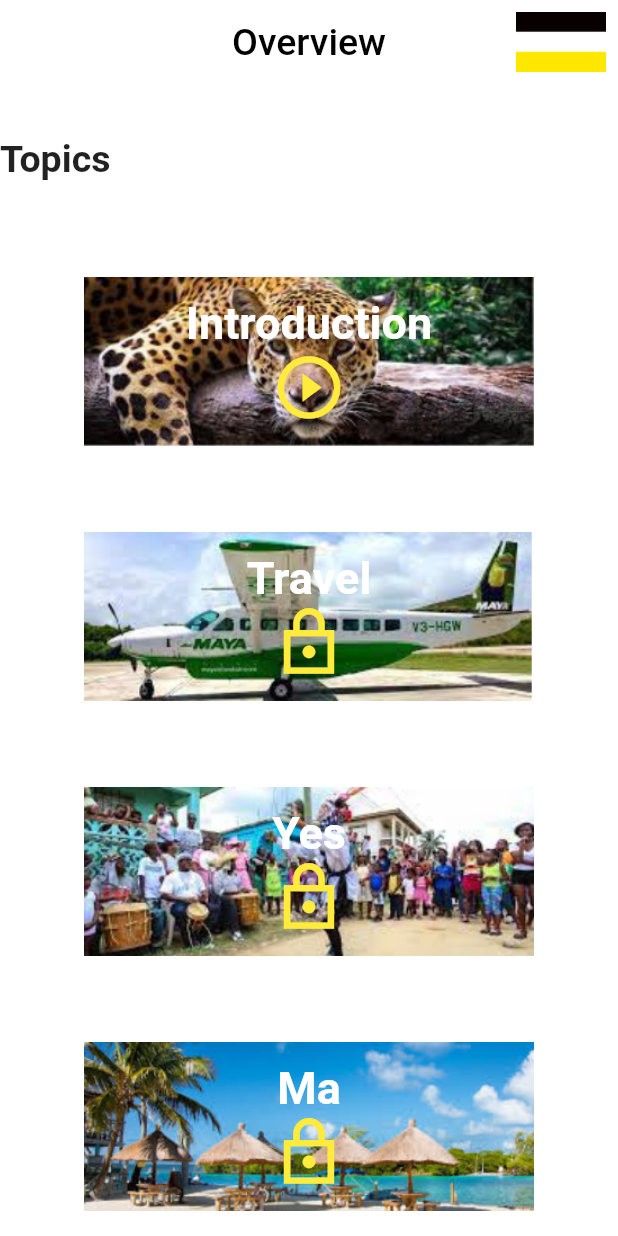
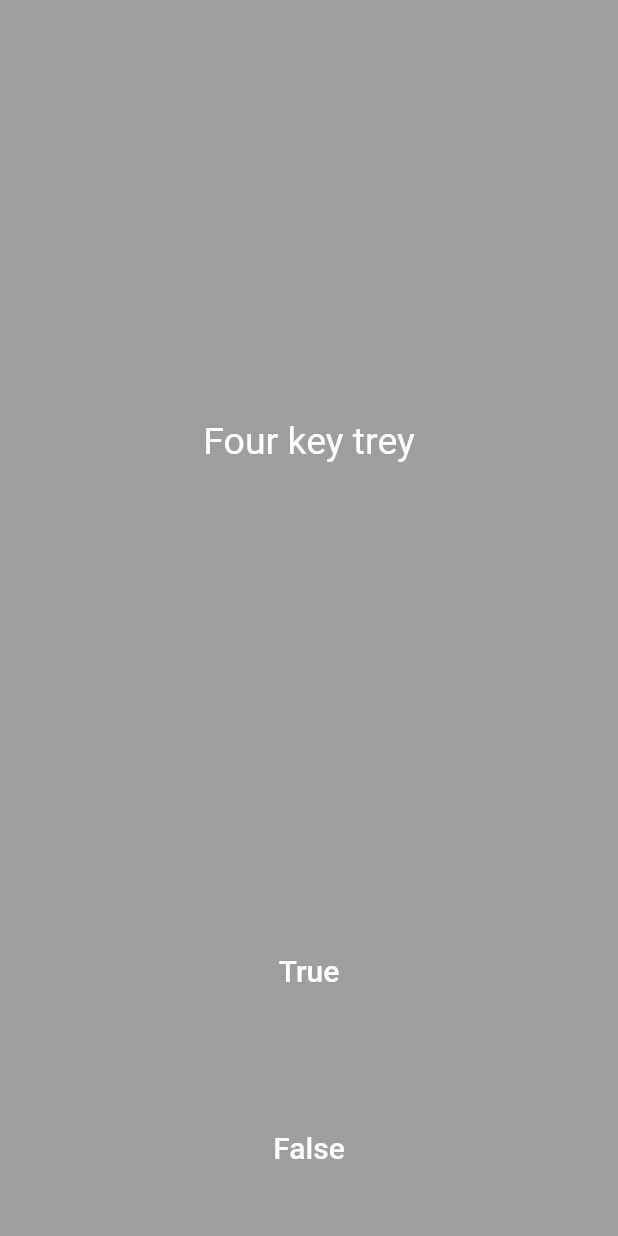
Before and after one commit to ElIJAHflores24/Seremeni, a Flutter app: the Welcome screen opened directly, after a tap on "Yes", on a phone screen of 412 x 824 dp. Run offline on Flutter 3.47's test engine with Material 2 defaults, Android fonts, the phone set to English and light mode, and no system bars; our stand-ins replace firebase_auth, firebase_database, rflutter_alert; missing offline and left inert: firebase_auth_web, firebase_core_web; accounts and stored records are empty.

Commit message:
“7/28commit”

```diff
--- /dev/null
+++ b/lib/models/question.dart
@@ -0,0 +1,6 @@
+class Question {
+  String questionText = '';
+  bool questionAnswer = false;
+  Question(this.questionText, this.questionAnswer);
+}
+Question newQuestion = Question('text', true);
--- /dev/null
+++ b/lib/models/quiz.dart
@@ -0,0 +1,37 @@
+import 'package:seremeni/models/question.dart';
+
+class Quiz{
+ int questionNumberr;
+final List<Question> questionBankk;
+
+Quiz({
+  this.questionNumberr,
+  this.questionBankk,
+});
+ void nextQuestion() {
+    if (questionNumberr < questionBankk.length - 1) {
+      questionNumberr++;
+    }
+  }
+
+  String getQuestionText() {
+    return questionBankk[questionNumberr].questionText;
+  }
+
+  bool getCorrectAnswer() {
+    return questionBankk[questionNumberr].questionAnswer;
+  }
+
+  bool isFinished() {
+    if (questionNumberr >= questionBankk.length - 1) {
+      print('Now returning true');
+      return true;
+    } else {
+      return false;
+    }
+  }
+
+  void reset() {
+    questionNumberr = 0;
+  }
+}
--- /dev/null
+++ b/lib/screens/quiz_page.dart
@@ -0,0 +1,150 @@
+import 'package:flutter/cupertino.dart';
+import 'package:flutter/material.dart';
+import 'package:seremeni/models/quiz.dart';
+import 'package:seremeni/screens/welcome.dart';
+import 'package:seremeni/services/phrases.dart';
+import 'package:rflutter_alert/rflutter_alert.dart';
+
+class Quizzler extends StatelessWidget {
+  final Quiz inputQuizzler;
+
+  Quizzler(this.inputQuizzler);
+
+  Widget build(BuildContext context) {
+    return MaterialApp(
+      home: Scaffold(
+        backgroundColor: Colors.grey,
+        body: SafeArea(
+          child: Padding(
+            padding: EdgeInsets.symmetric(horizontal: 10.0),
+            child: QuizPage(inputQuiz: inputQuizzler),
+          ),
+        ),
+      ),
+    );
+  }
+}
+
+class QuizPage extends StatefulWidget {
+  Quiz inputQuiz;
+
+  QuizPage({this.inputQuiz});
+
+  _QuizPageState createState() => _QuizPageState();
+}
+
+class _QuizPageState extends State<QuizPage> {
+  List<Icon> scoreKeeper = [];
+
+  void checkAnswer(
+    bool userPickedAnswer,
+    Quiz qz,
+  ) {
+    bool correctAnswer = qz.getCorrectAnswer();
+    setState(() {
+      if (qz.isFinished() == true) {
+        showCupertinoDialog(
+          context: context,
+          builder: (context) => CupertinoAlertDialog(
+            title: Text('Congratulations you finished'),
+            actions: [
+              CupertinoDialogAction(
+                child: Text("go back"),
+                onPressed: () => Navigator.push(
+                  context,
+                  MaterialPageRoute(builder: (context) => Welcome()),
+                ),
+              ),
+            ],
+          ),
+        );
+        qz.reset();
+        scoreKeeper = [];
+      } else {
+        if (userPickedAnswer == correctAnswer) {
+          scoreKeeper.add(Icon(
+            Icons.check,
+            color: Colors.green,
+          ));
+        } else {
+          scoreKeeper.add(Icon(
+            Icons.close,
+            color: Colors.red,
+          ));
+        }
+        qz.nextQuestion();
+      }
+    });
+  }
+
+  @override
+  Widget build(BuildContext context) {
+    return Column(
+      mainAxisAlignment: MainAxisAlignment.spaceBetween,
+      crossAxisAlignment: CrossAxisAlignment.stretch,
+      children: <Widget>[
+        Expanded(
+          flex: 5,
+          child: Padding(
+            padding: EdgeInsets.all(10.0),
+            child: Center(
+              child: Text(
+                widget.inputQuiz.getQuestionText(),
+                textAlign: TextAlign.center,
+                style: TextStyle(
+                  fontSize: 25.0,
+                  color: Colors.white,
+                ),
+              ),
+            ),
+          ),
+        ),
+        Expanded(
+          child: Padding(
+            padding: EdgeInsets.all(15.0),
+            child: TextButton(
+              style: TextButton.styleFrom(
+                backgroundColor: Colors.grey,
+              ),
+              child: Text(
+                'True',
+                style: TextStyle(
+                  color: Colors.white,
+                  fontSize: 20.0,
+                ),
+              ),
+              onPressed: () {
+                //The user picked true.
+                checkAnswer(true, widget.inputQuiz);
+              },
+            ),
+          ),
+        ),
+        Expanded(
+          child: Padding(
+            padding: EdgeInsets.all(15.0),
+            child: TextButton(
+              style: TextButton.styleFrom(
+                backgroundColor: Colors.grey,
+              ),
+              child: Text(
+                'False',
+                style: TextStyle(
+                  fontSize: 20.0,
+                  color: Colors.white,
+                ),
+              ),
+              onPressed: () {
+                //The user picked false.
+                checkAnswer(false, widget.inputQuiz);
+              },
+            ),
+          ),
+        ),
+        Row(
+          children: scoreKeeper,
+        )
+      ],
+    );
+  }
+}
--- a/lib/welcome.dart
+++ b/lib/screens/welcome.dart
@@ -1,4 +1,7 @@
 import 'package:flutter/material.dart';
+import 'package:seremeni/screens/quiz_page.dart';
+import 'package:seremeni/services/phrases.dart';
+//AnimalQuiz anqz = new AnimalQuiz();
 
 class Welcome extends StatelessWidget {
   @override
@@ -51,23 +54,25 @@ class Welcome extends StatelessWidget {
               text: 'Introduction',
               icons: Icons.play_circle_outline,
               img: AssetImage('images/fitjag.png'),
+              destination: Quizzler(animalQuiz),
             ),
             DataPanel(
               text: 'Travel',
               icons: Icons.lock_outline_sharp,
               img: AssetImage('images/plane.png'),
+              destination: Quizzler(travelQuiz),
             ),
             DataPanel(
               text: 'Yes',
               icons: Icons.lock_outline_sharp,
               img: AssetImage('images/Dance.png'),
-              destination: Welcome(),
+              destination: Quizzler(travelQuiz),
             ),
             DataPanel(
               text:'Ma',
               icons: Icons.lock_outline_sharp,
               img: AssetImage('images/beach.png'),
-              destination: Welcome(),
+              destination: Quizzler(animalQuiz),
             )
           ],
         ),
--- a/lib/services/auth.dart
+++ b/lib/services/auth.dart
@@ -1,6 +1,8 @@
 import 'package:seremeni/models/user.dart';
 import 'package:seremeni/services/data_service.dart';
 import 'package:firebase_auth/firebase_auth.dart';
+
+
 
 class Auth {
   FirebaseAuth _auth = FirebaseAuth.instance;
--- a/lib/services/data_service.dart
+++ b/lib/services/data_service.dart
@@ -1,5 +1,5 @@
 import 'package:firebase_database/firebase_database.dart';
-import 'package:seremeni/models/user.dart';
+
 
 class DataService {
   final String uid;
--- /dev/null
+++ b/lib/services/phrases.dart
@@ -0,0 +1,42 @@
+import 'package:seremeni/models/question.dart';
+import 'package:seremeni/models/quiz.dart';
+
+
+Quiz travelQuiz = Quiz(
+questionNumberr: 0,
+questionBankk: <Question> [
+    Question('Four key trey ', true),
+    Question('Four key trey ', false),
+    Question('Four key trey ', true),
+    Question('Four key trey ', true),
+    Question('Four key trey ', true),
+    Question('Four key trey ', true),
+    Question('Four key trey ', false),
+    Question('Four key trey a sacred place.', true),
+    Question('Four key trey ', false),
+    Question('Four key trey ', true),
+    Question('Four key trey ', true),
+    Question('Four key trey .', true),
+    Question('Four key trey ', true)
+  ]
+);
+
+
+Quiz animalQuiz = Quiz(
+questionNumberr: 0,
+questionBankk: <Question> [
+    Question('Cat or dog', true),
+    Question('What does Kai say', false),
+    Question('Word', true),
+    Question('Word Indeed', true),
+    Question('Word Indeed', true),
+    Question('Word Indeed', true),
+    Question('hey', false),
+    Question('heyy entitled to a state funeral, because the building is considered too sacred a place.', true),
+    Question('hey', false),
+    Question('hey', true),
+    Question('hey', true),
+    Question('heyugh to kill a small dog.', true),
+    Question('hey', true)
+  ]
+);
--- a/pubspec.yaml
+++ b/pubspec.yaml
@@ -31,6 +31,8 @@ dependencies:
   # The following adds the Cupertino Icons font to your application.
   # Use with the CupertinoIcons class for iOS style icons.
   cupertino_icons: ^1.0.2
+  font_awesome_flutter: ^9.1.0
+  rflutter_alert: ^2.0.2
 
 dev_dependencies:
   flutter_test:
```
Also changed, not shown: lib/main.dart (+5 -2 lines), lib/screens/authentication/login.dart (renamed from lib/login.dart, +11 -3 lines), lib/screens/authentication/signup.dart (renamed from lib/signup.dart, +5 -3 lines), lib/category.dart (deleted), lib/questions_widget.dart (deleted), pubspec.lock, 3 other files.
